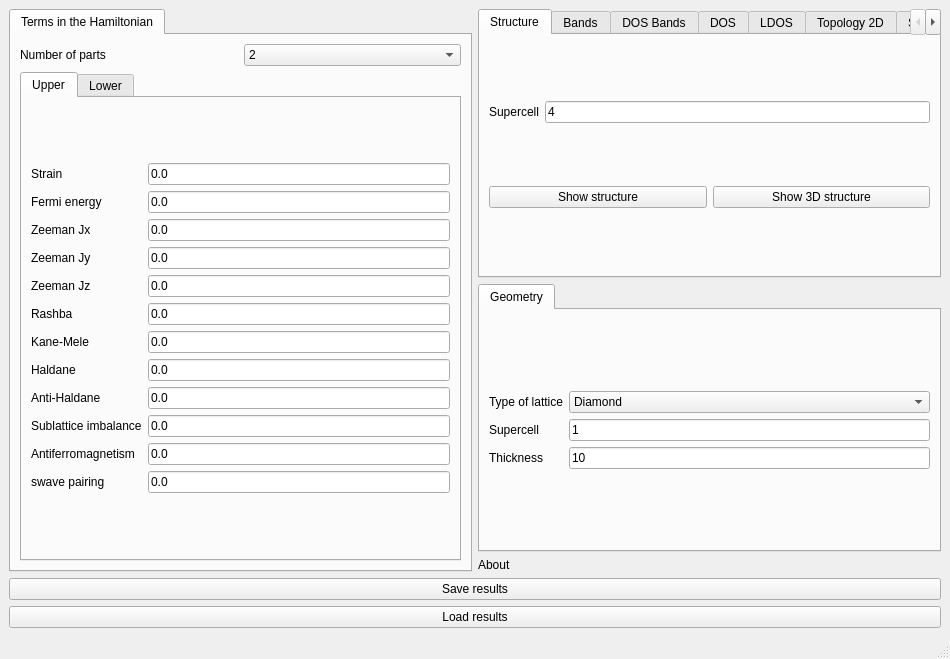
Above: interface-pyqt/hybridfilm/interface.ui from joselado/quantum-lattice before the change. Below: the same form after it.
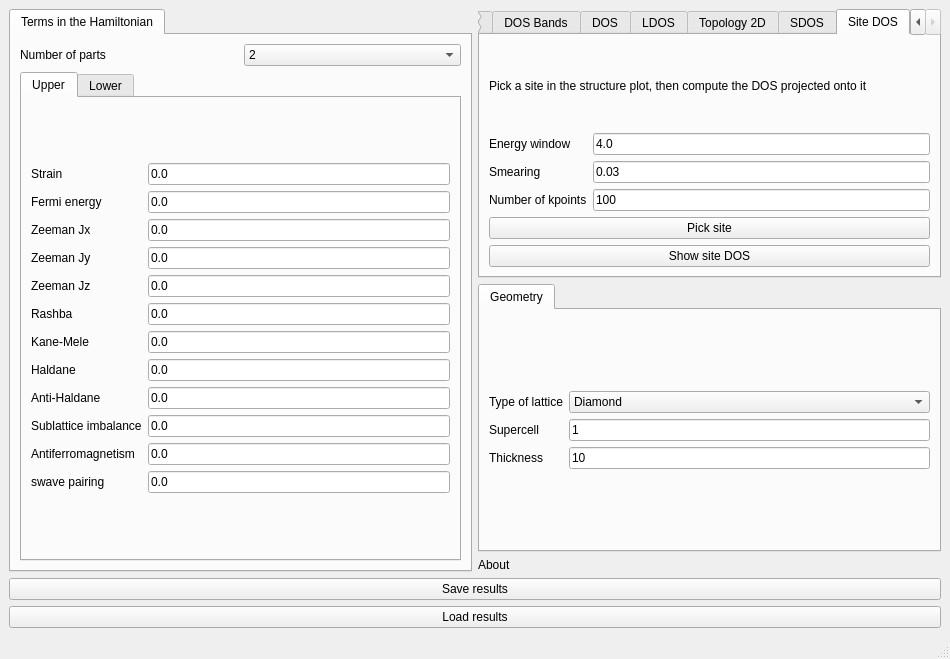
That is the form after the change. The open tabs and pages were chosen to show the change. Custom widgets are drawn as their Qt base class.

Commit message: Add a "Site DOS" feature: pick a site, plot the DOS projected onto it

The edit to the form file:
```diff
--- a/interface-pyqt/hybridfilm/interface.ui
+++ b/interface-pyqt/hybridfilm/interface.ui
@@ -996,6 +996,86 @@
         </item>
        </layout>
       </widget>
+      <widget class="QWidget" name="tab_site_dos">
+       <attribute name="title">
+        <string>Site DOS</string>
+       </attribute>
+       <layout class="QVBoxLayout" name="verticalLayout_site_dos">
+        <item>
+         <widget class="BodyLabel" name="label_site_dos_info">
+          <property name="text">
+           <string>Pick a site in the structure plot, then compute the DOS projected onto it</string>
+          </property>
+          <property name="wordWrap">
+           <bool>true</bool>
+          </property>
+         </widget>
+        </item>
+        <item>
+         <layout class="QGridLayout" name="gridLayout_site_dos">
+          <item row="0" column="0">
+           <widget class="BodyLabel" name="label_site_dos_ewindow">
+            <property name="text">
+             <string>Energy window</string>
+            </property>
+           </widget>
+          </item>
+          <item row="0" column="1">
+           <widget class="LineEdit" name="site_dos_ewindow">
+            <property name="text">
+             <string>4.0</string>
+            </property>
+           </widget>
+          </item>
+          <item row="1" column="0">
+           <widget class="BodyLabel" name="label_site_dos_delta">
+            <property name="text">
+             <string>Smearing</string>
+            </property>
+           </widget>
+          </item>
+          <item row="1" column="1">
+           <widget class="LineEdit" name="site_dos_delta">
+            <property name="text">
+             <string>0.03</string>
+            </property>
+           </widget>
+          </item>
+          <item row="2" column="0">
+           <widget class="BodyLabel" name="label_site_dos_nk">
+            <property name="text">
+             <string>Number of kpoints</string>
+            </property>
+           </widget>
+          </item>
+          <item row="2" column="1">
+           <widget class="LineEdit" name="site_dos_nk">
+            <property name="text">
+             <string>100</string>
+            </property>
+           </widget>
+          </item>
+         </layout>
+        </item>
+        <item>
+         <widget class="PushButton" name="select_site_dos">
+          <property name="toolTip">
+           <string>Click a site in the structure plot to select it</string>
+          </property>
+          <property name="text">
+           <string>Pick site</string>
+          </property>
+         </widget>
+        </item>
+        <item>
+         <widget class="PushButton" name="show_site_dos">
+          <property name="text">
+           <string>Show site DOS</string>
+          </property>
+         </widget>
+        </item>
+       </layout>
+      </widget>
      </widget>
     </item>
     <item row="3" column="0" colspan="2">
```
Left out of the diff: 8 changed lines with no effect on the pictures. Lines whose indentation alone changed are shown as unchanged. The commit also changes 30 other files.
